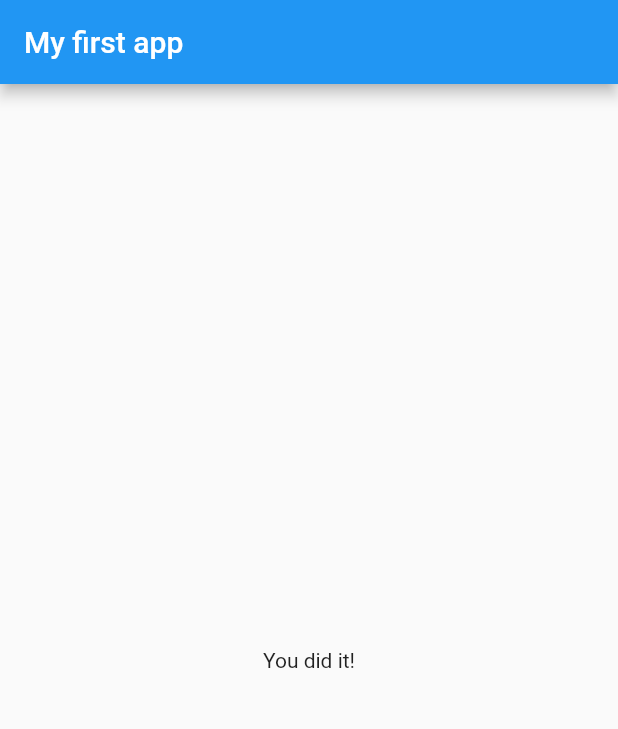
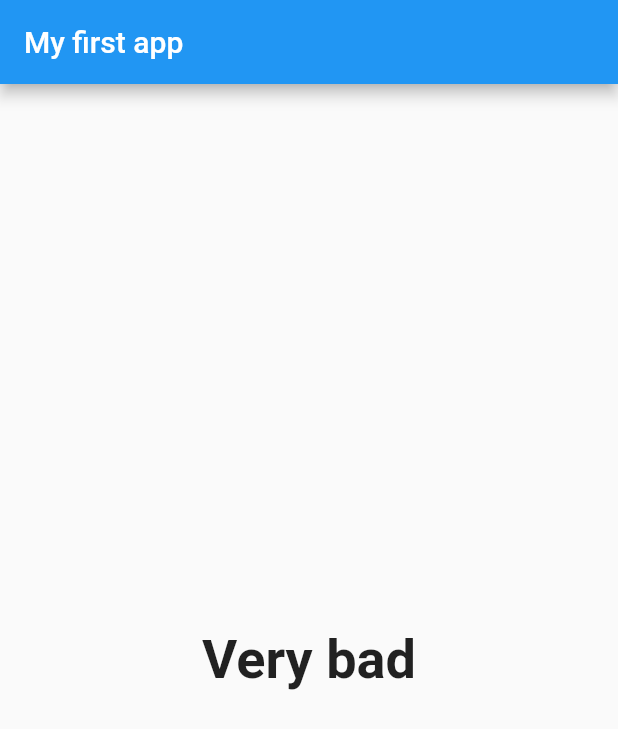
Before and after one commit to MarkusHenriks1/flutapp, a Flutter app: the screen it shows after launch, after a tap on "3 210 m", after a tap on "600 000", after a tap on "Gary Goodspeed is a real person", on a phone screen of 412 x 824 dp. Shown: the top 729 px of the screen. Run offline on Flutter 3.47's test engine with Material 2 defaults, Android fonts, the phone set to English and light mode, and no system bars.

Commit message:
Give user a score + feedback

```diff
--- a/lib/main.dart
+++ b/lib/main.dart
@@ -22,33 +22,49 @@ class MyApp extends StatefulWidget {
 class _MyAppState extends State<MyApp> {
     final _questions = const [
       {'questionText': 'How tall is Mount Everest?',
-      'answers': [
-        '3 210 m',
-        '29 m',
-        '8 850 m',
-        '8 580 m'
+      'answers': [{
+        'text': '3 210 m',
+        'score': 0},
+        {'text': '29 m',
+        'score': 0},
+        {'text': '8 850 m',
+        'score': 1},
+        {'text': '8 580 m',
+        'score': 0}
         ],
         },
       {'questionText': 'How many cats are registered in Norway?',
       'answers': [
-        '600 000',
-        '500 000',
-        '1 000 000',
-        '700 000'
+        {'text': '600 000',
+        'score': 0},
+        {'text': '500 000',
+        'score': 0},
+        {'text': '1 000 000',
+        'score': 0},
+        {'text': '700 000',
+        'score': 1}
         ],
         },
       {'questionText': 'Which statement is true?',
       'answers': [
-        'Santa Claus is real',
-        'Mahatma Gandhi was actually quite nice',
-        'Gary Goodspeed is a real person',
-        'Blue and yellow mixed gives you pink'
+        {'text': 'Santa Claus is real',
+        'score': 0},
+        {'text': 'Mahatma Gandhi was actually quite nice',
+        'score': 1},
+        {'text': 'Gary Goodspeed is a real person',
+        'score': 0},
+        {'text': 'Blue and yellow mixed gives you pink',
+        'score': 0}
         ],
         },
     ];
   var _questionIndex = 0;
+  var _totalScore = 0;
 
-  void _answerQuestion() {
+  void _answerQuestion(int score) {
+
+    _totalScore += score;
+
     if (_questionIndex < _questions.length) {
      setState(() {
      _questionIndex = _questionIndex + 1;
@@ -79,7 +95,7 @@ class _MyAppState extends State<MyApp> {
           questionIndex: _questionIndex,
           questions: _questions,
           )
-    : Result()
+    : Result(_totalScore)
       ),
     );
   }
--- a/lib/quiz.dart
+++ b/lib/quiz.dart
@@ -6,7 +6,7 @@ import './answer.dart';
 class Quiz extends StatelessWidget {
   final List<Map<String,Object>> questions;
   final int questionIndex;
-  final VoidCallback answerQuestion;
+  final Function answerQuestion;
 
   Quiz({required this.questions,
         required this.answerQuestion,
@@ -18,10 +18,10 @@ class Quiz extends StatelessWidget {
       children: [
         Question(
           //questions[_questionIndex]['questionText'],
-          questions[questionIndex]['questionText']?.toString() ?? '',
+          questions[questionIndex]['questionText'] as String,
         ),
-        ...(questions[questionIndex]['answers'] as List<String>).map((answer) {
-          return Answer(answerQuestion, answer);
+        ...(questions[questionIndex]['answers'] as List<Map<String, Object>>).map((answer) {
+          return Answer(() => answerQuestion(answer['score']), answer['text'] as String);
         }).toList()
        ],
     );
--- a/lib/result.dart
+++ b/lib/result.dart
@@ -3,10 +3,35 @@ import 'package:flutter/material.dart';
 class Result extends StatelessWidget {
   //const Result({ Key? key }) : super(key: key);
 
+  final int resultScore;
+
+  Result(this.resultScore);
+
+  String get resultPhrase {
+    var resultText = 'You did it!';
+    if (resultScore == 3) {
+      resultText = 'You are awesome';
+    }
+    else if (resultScore == 2) {
+      resultText = 'Very good';
+    }
+    else if (resultScore == 1) {
+      resultText = 'Not so good';
+    }
+    else {
+      resultText = 'Very bad';
+    }
+    return resultText;
+  }
+
   @override
   Widget build(BuildContext context) {
     return Center(
-        child: Text('You did it!'),
+        child: Text(
+          resultPhrase,
+          style: TextStyle(fontSize: 36, fontWeight: FontWeight.bold),
+          textAlign: TextAlign.center,
+          ),
         );
   }
 }
```
